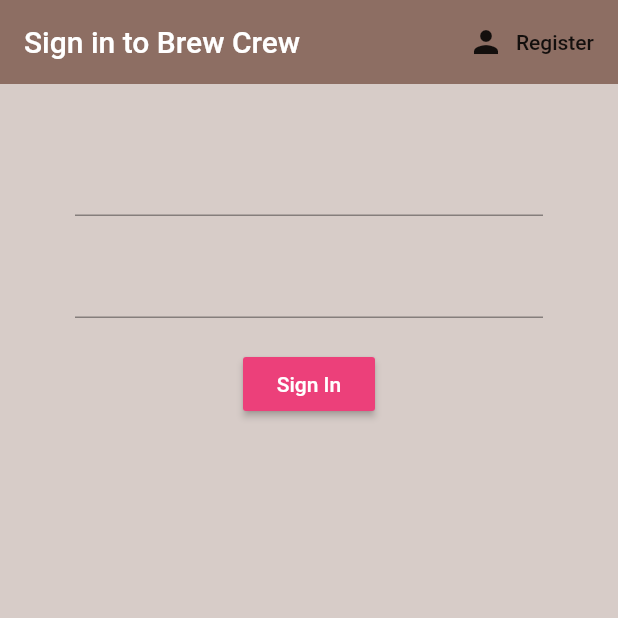
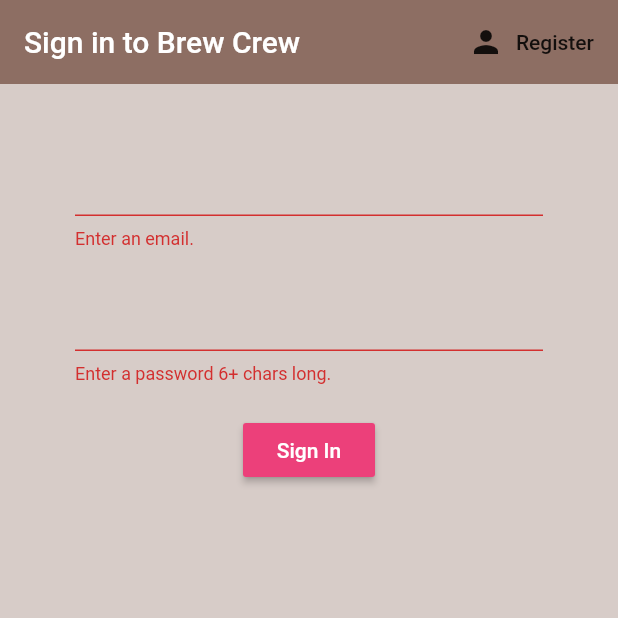
Before and after one commit to navneeeth/brew_crew, a Flutter app: the screen it shows after launch, after a tap on "Sign In", on a phone screen of 412 x 824 dp, the top half of it. Run offline on Flutter 3.47's test engine with Material 2 defaults, Android fonts, the phone set to English and light mode, and no system bars; our stand-ins replace firebase_auth; accounts and stored records are empty.

Commit message:
13) Sign in with Email & Password.

```diff
--- a/lib/screens/authenticate/sign_in.dart
+++ b/lib/screens/authenticate/sign_in.dart
@@ -14,10 +14,12 @@ class SignIn extends StatefulWidget {
 class _SignInState extends State<SignIn> {
 
 final AuthService _auth = AuthService();
+final _formKey = GlobalKey<FormState>();
 
 // text field state
 String email ='';
 String password ='';
+String error = '';
 
   @override
   Widget build(BuildContext context) {
@@ -40,16 +42,19 @@ String password ='';
       body: Container(
         padding: EdgeInsets.symmetric(vertical: 20.0, horizontal: 50.0),
         child: Form(
+          key: _formKey,
           child: Column(
             children: <Widget>[
               SizedBox(height: 20.0),
               TextFormField(
+                validator: (val) => val.isEmpty ? 'Enter an email.' : null,
                 onChanged: (val) {
                   setState(() => email = val);
                 },
               ),
               SizedBox(height: 20.0),
               TextFormField(
+                validator: (val) => val.length < 6 ? 'Enter a password 6+ chars long.' : null,
                 obscureText: true,
                 onChanged: (val) {
                   setState(() => password = val);
@@ -65,9 +70,22 @@ String password ='';
                   ),
                   ),
                 onPressed: () async {
-                  print(email);
-                  print(password);
+                  if (_formKey.currentState.validate())
+                  {
+                    dynamic result = await _auth.signInWithEmailAndPassword(email, password);
+                    if(result == null) {
+                      setState(() => error = 'Could not sign in with those credentials.');
+                    }
+                  }
                   },
+              ),
+              SizedBox(height: 12.0),
+              Text(
+                error,
+                style: TextStyle(
+                  color: Colors.red,
+                  fontSize: 14.0,
+                ),
               ),
             ],
           ),
--- a/lib/services/auth.dart
+++ b/lib/services/auth.dart
@@ -30,6 +30,16 @@ try {
 }
 
 //sign in with email and password
+Future signInWithEmailAndPassword(String email, String password) async {
+  try {
+    AuthResult result = await _auth.signInWithEmailAndPassword(email: email, password: password);
+    FirebaseUser user = result.user;
+    return _userFromFirebaseUser(user);
+  } catch(e) {
+    print(e.toString());
+    return null;
+  }
+}
 
 //register with email and password
 Future registerWithEmailAndPassword(String email, String password) async {
```
